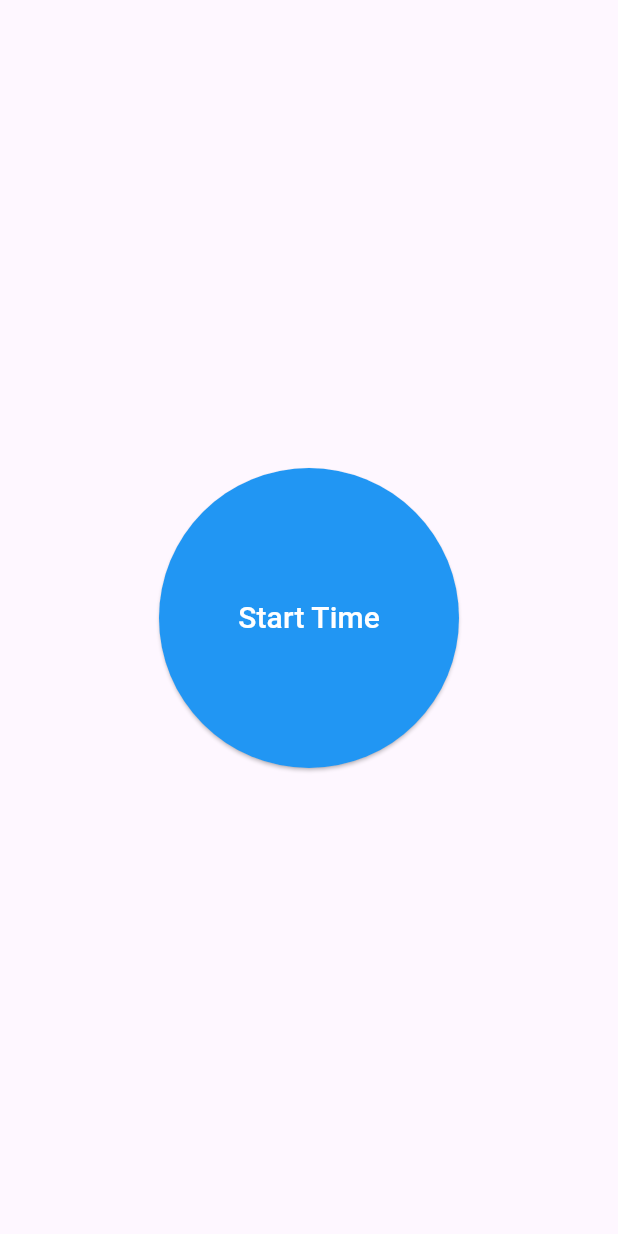
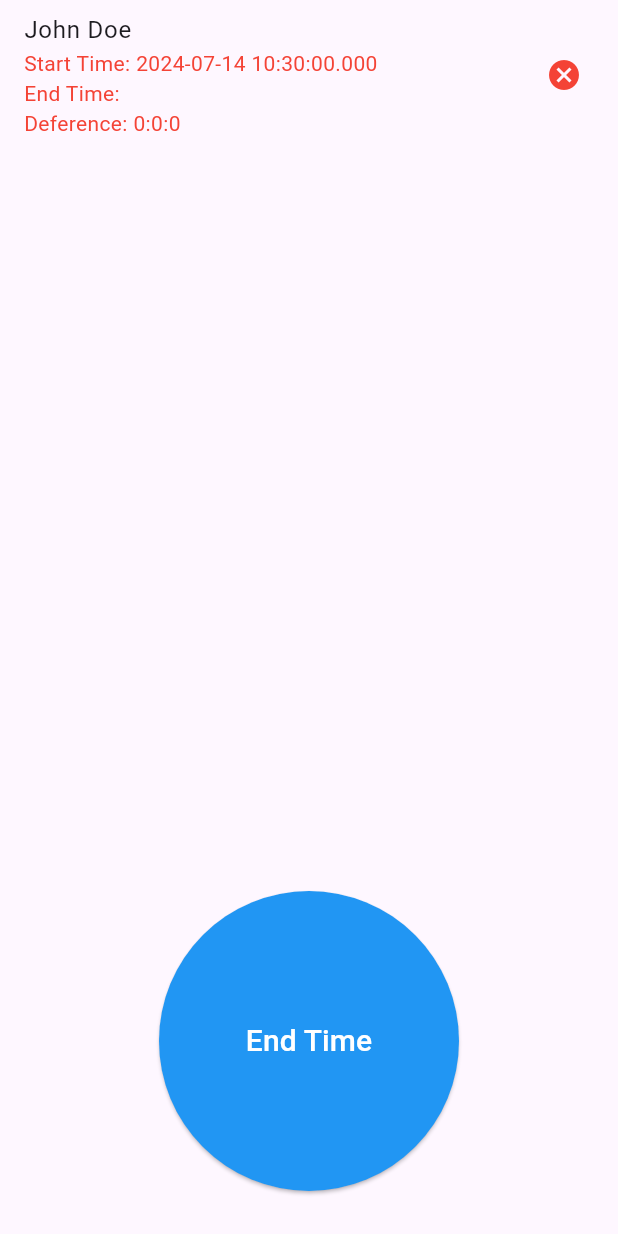
Before and after one commit to YounisAzizi/offline-mode, a Flutter app: the screen it shows after launch, after a tap on "Start Time", on a phone screen of 412 x 824 dp. Run offline on Flutter 3.47's test engine with Material 3 defaults, Android fonts, the phone set to English and light mode, and no system bars; our stand-ins replace flutter_riverpod, internet_connection_checker_plus, sqflite; accounts and stored records are empty.

Commit message:
fix the start time bool issue

```diff
--- a/lib/models/user_model.dart
+++ b/lib/models/user_model.dart
@@ -1,5 +1,3 @@
-
-
 import '../const/const.dart';
 
 final defaultUserModel = UserModel(
@@ -8,8 +6,8 @@ final defaultUserModel = UserModel(
   lastName: 'Doe',
   startTime: '${DateTime.now()}',
   endTime: '',
+  isStarted: true,
 );
-
 
 class UserModel {
   final String id;
@@ -17,6 +15,7 @@ class UserModel {
   final String lastName;
   final String startTime;
   final String endTime;
+  final bool isStarted;
 
   const UserModel({
     required this.id,
@@ -24,6 +23,7 @@ class UserModel {
     required this.lastName,
     required this.startTime,
     required this.endTime,
+    required this.isStarted,
   });
 
   Map<String, dynamic> toJson() {
@@ -33,6 +33,7 @@ class UserModel {
       'lastName': lastName,
       'startTime': startTime,
       'endTime': endTime,
+      'isStarted': isStarted ? 1 : 0, // convert bool to int
     };
   }
 
@@ -43,6 +44,7 @@ class UserModel {
       lastName: json['lastName'],
       startTime: json['startTime'],
       endTime: json['endTime'],
+      isStarted: json['isStarted'] == 1, // convert int to bool
     );
   }
 
@@ -52,6 +54,7 @@ class UserModel {
     String? lastName,
     String? startTime,
     String? endTime,
+    bool? isStarted,
   }) {
     return UserModel(
       id: id ?? this.id,
@@ -59,6 +62,7 @@ class UserModel {
       lastName: lastName ?? this.lastName,
       startTime: startTime ?? this.startTime,
       endTime: endTime ?? this.endTime,
+      isStarted: isStarted ?? this.isStarted,
     );
   }
 }
--- a/lib/providers/data/user_local_store_provider.dart
+++ b/lib/providers/data/user_local_store_provider.dart
@@ -13,9 +13,18 @@ class UserLocalStoreNotifier extends ChangeNotifier {
   DatabaseHelper databaseHelper = DatabaseHelper(tableName: 'users');
 
   List<UserModel> users = [];
+  UserLocalStoreNotifier() {
+    _loadUsers();
+  }
+
+  Future<void> _loadUsers() async {
+    users = await databaseHelper.getUsers();
+    notifyListeners();
+  }
 
   Future<void> insertUser(UserModel userModel) async {
-    users.removeWhere((user) => user.id == userModel.id);
+    // users.removeWhere((user) => user.id == userModel.id);
+    users.clear();
     await databaseHelper.insertUser(userModel);
     List<UserModel> user = await databaseHelper.getUsers();
     users.addAll(user);
--- a/lib/providers/screen/home_screen_provider.dart
+++ b/lib/providers/screen/home_screen_provider.dart
@@ -1,17 +1,30 @@
 import 'package:flutter/material.dart';
 import 'package:flutter_riverpod/flutter_riverpod.dart';
+import '../../repositories/database.dart';
 
-final isTimeStartedProvider = ChangeNotifierProvider((ref) {
+final isTimeStartedProvider = ChangeNotifierProvider<HomeScreenProvider>((ref) {
   return HomeScreenProvider();
-},);
+});
 
-class HomeScreenProvider with ChangeNotifier{
+class HomeScreenProvider with ChangeNotifier {
+  bool _isTimeStarted = true;
+  bool get isTimeStarted => _isTimeStarted;
 
-bool _isTimeStarted = true;
-bool get isTimeStarted => _isTimeStarted;
+  HomeScreenProvider() {
+    _loadInitialState();
+  }
 
-void toggleIsStarted(){
-  _isTimeStarted = !_isTimeStarted;
-  notifyListeners();
+  Future<void> _loadInitialState() async {
+    final dbHelper = DatabaseHelper(tableName: 'users');
+    final users = await dbHelper.getUsers();
+    if (users.isNotEmpty) {
+      _isTimeStarted = !users.first.isStarted;
+      notifyListeners();
+    }
+  }
+
+  void toggleIsStarted() {
+    _isTimeStarted = !_isTimeStarted;
+    notifyListeners();
+  }
 }
-}
--- a/lib/repositories/database.dart
+++ b/lib/repositories/database.dart
@@ -26,10 +26,18 @@ class DatabaseHelper {
           name TEXT,
           lastName TEXT,
           startTime TEXT,
-          endTime TEXT
+          endTime TEXT,
+          isStarted INTEGER
         )
       ''');
-        });
+        },
+      onUpgrade: (Database db, int oldVersion, int newVersion) async {
+        if (oldVersion < 2) {
+          await db.execute('ALTER TABLE $tableName ADD COLUMN isStarted INTEGER DEFAULT 0');
+        }
+      },
+
+    );
   }
 
   Future<void> insertUser(UserModel user) async {
@@ -53,7 +61,9 @@ class DatabaseHelper {
     final db = await database;
     await db.update(
       tableName,
-      {'endTime': newEndTime.toIso8601String()},
+      {'endTime': newEndTime.toIso8601String(),
+      'isStarted':0
+      },
       where: 'id = ?',
       whereArgs: [userId],
     );
--- a/lib/screens/home_screen.dart
+++ b/lib/screens/home_screen.dart
@@ -14,6 +14,7 @@ class HomeScreen extends ConsumerWidget {
   Widget build(BuildContext context, WidgetRef ref) {
     final isStarted = ref.watch(isTimeStartedProvider).isTimeStarted;
     final isInternetConnected = ref.watch(networkCheckerProvider).isConnected;
+    final users = ref.watch(userLocalStoreProvider).users;
 
     return Scaffold(
       body: Center(
@@ -21,37 +22,55 @@ class HomeScreen extends ConsumerWidget {
           mainAxisAlignment: MainAxisAlignment.center,
           crossAxisAlignment: CrossAxisAlignment.center,
           children: [
+            Expanded(
+              child: ListView.builder(
+                itemCount: users.length,
+                itemBuilder: (context, index) {
+                  final user = users[index];
+                  Duration difference = Duration.zero;
+                  if (user.endTime.isNotEmpty && user.startTime.isNotEmpty) {
+                    final startTime = DateTime.parse(user.startTime);
+                    final endTime = DateTime.parse(user.endTime);
+                    difference = endTime.difference(startTime);
+                  }
+                  return ListTile(
+                    title: Text('${user.name} ${user.lastName}'),
+                    subtitle: Text(
+                      'Start Time: ${user.startTime}\nEnd Time: ${user.endTime}'
+                      '\nDeference: ${difference.inHours}:${difference.inMinutes}:${difference.inSeconds}',
+                      style: const TextStyle(color: Colors.red),
+                    ),
+                    trailing: Icon(
+                      !user.isStarted ? Icons.check_circle : Icons.cancel,
+                      color: !user.isStarted ? Colors.green : Colors.red,
+                    ),
+                  );
+                },
+              ),
+            ),
+            Expanded(child: Text('')),
             ButtonWidget(
               text: isStarted ? 'Start Time' : 'End Time',
               onPressed: () async {
-                if(isInternetConnected){
+                if (!isInternetConnected) {
                   print('Internet is connected');
-                }else{
+                } else {
                   if (isStarted) {
                     await ref
                         .read(userLocalStoreProvider.notifier)
                         .insertUser(defaultUserModel);
-                  }
-                  else {
+                  } else {
                     await ref
                         .read(userLocalStoreProvider.notifier)
                         .updateUserEndTime(currentUserId, DateTime.now());
                   }
-                  final users = ref.watch(userLocalStoreProvider).users;
-                  for (var e in users) {
-                    print('id: ${e.id}');
-                    print('name: ${e.name}');
-                    print('last name: ${e.lastName}');
-                    print('start time: ${e.startTime}');
-                    print('end time: ${e.endTime}');
-                  }
-                  print(users.length);
-
                   ref.read(isTimeStartedProvider.notifier).toggleIsStarted();
                 }
-
               },
             ),
+            const SizedBox(
+              height: 30,
+            )
           ],
         ),
       ),
```
